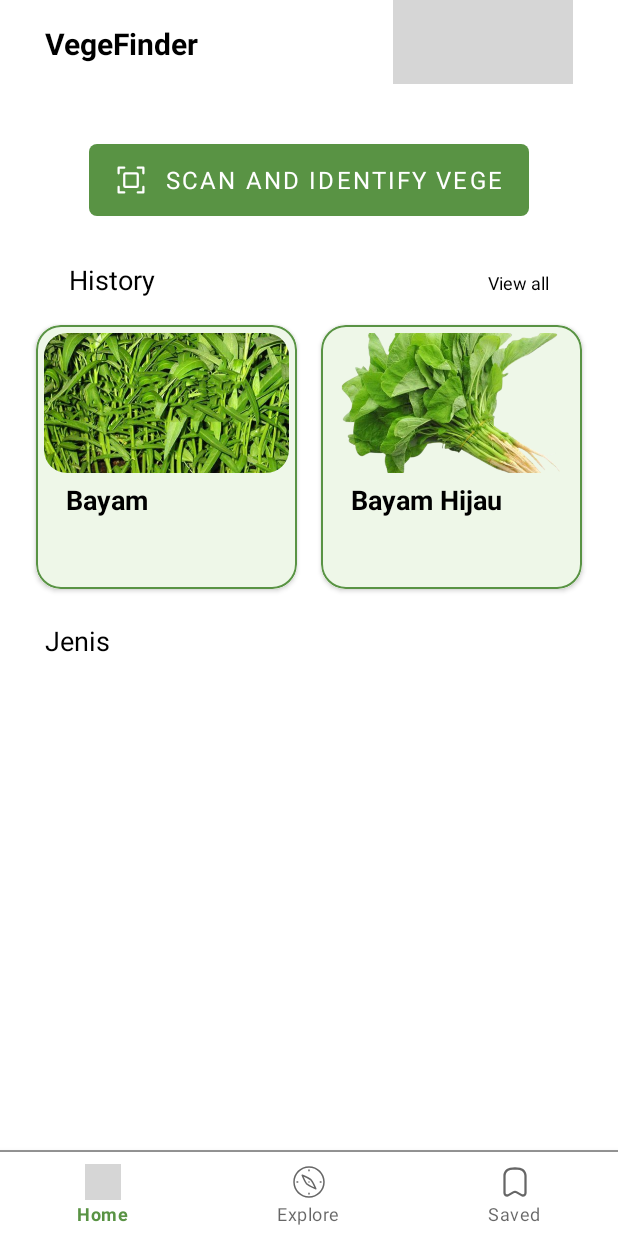
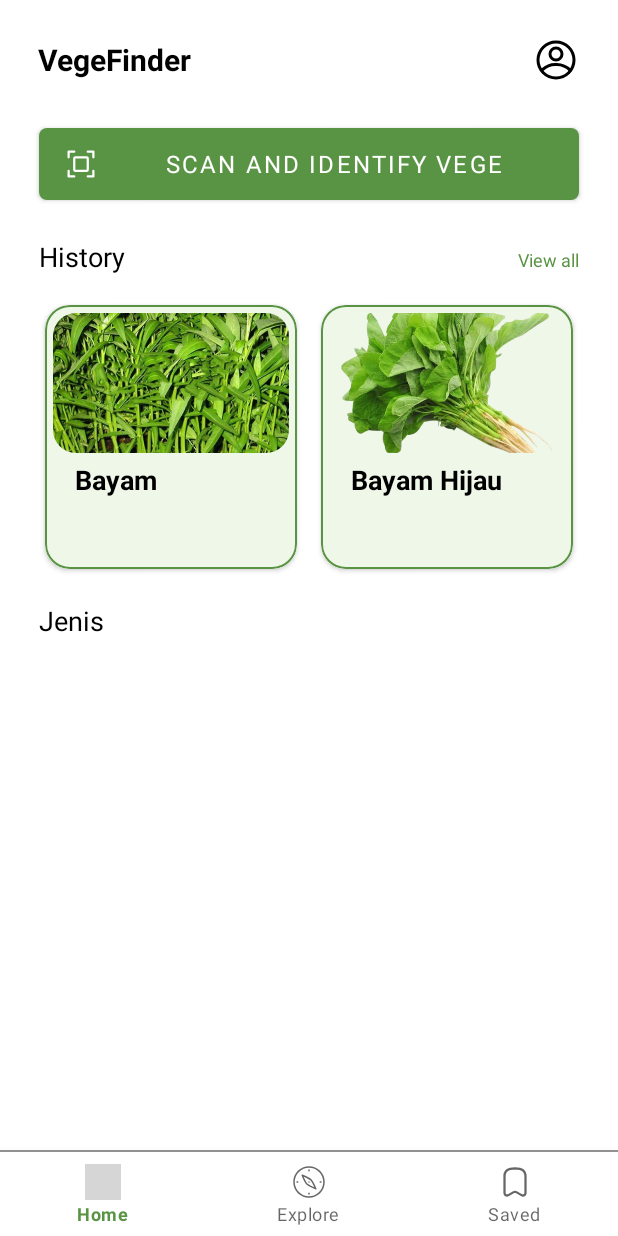
Before and after one commit to nineneel/vegefinder-mobile, an Android app: the Home screen opened directly, with no data from a screen before it, on a phone screen of 412 x 824 dp. Run offline under Robolectric (Android 15) with nearby library versions, the phone set to English and light mode, and no system bars; pictures from the network do not load; 2 statements that could not run were skipped; grey boxes are pictures that could not be loaded.

Commit message:
Update Home Layout & Refactoring

```diff
--- a/app/src/main/java/com/dicoding/vegefinder/Adapter/JenisAdapter.kt
+++ b/app/src/main/java/com/dicoding/vegefinder/Adapter/VegetableTypeAdapter.kt
@@ -2,23 +2,22 @@ package com.dicoding.vegefinder.Adapter
 
 import android.content.Context
 import android.content.Intent
-import android.util.Log
 import android.view.LayoutInflater
 import android.view.View
 import android.view.ViewGroup
 import android.widget.ImageView
 import android.widget.TextView
-import android.widget.Toast
 import androidx.recyclerview.widget.RecyclerView
 import com.bumptech.glide.Glide
 import com.dicoding.vegefinder.Activity.DetailJenisActivity
 import com.dicoding.vegefinder.R
+import com.dicoding.vegefinder.data.model.VegetableType
 
-class JenisAdapter(private val context: Context) : RecyclerView.Adapter<JenisAdapter.ViewHolder>() {
+class VegetableTypeAdapter(private val context: Context) : RecyclerView.Adapter<VegetableTypeAdapter.ViewHolder>() {
 
-    private val itemList = ArrayList<Jenis>()
+    private val itemList = ArrayList<VegetableType>()
 
-    fun setList(types: ArrayList<Jenis>){
+    fun setList(types: ArrayList<VegetableType>){
         itemList.clear()
         itemList.addAll(types)
         notifyDataSetChanged()
@@ -48,8 +47,7 @@ class JenisAdapter(private val context: Context) : RecyclerView.Adapter<JenisAda
             itemView.setOnClickListener(this)
         }
 
-        fun bind(item: Jenis) {
-//            imageView.setImageResource(item.thumbnail)
+        fun bind(item: VegetableType) {
             Glide.with(itemView)
                 .asBitmap()
                 .load("https://storage.googleapis.com/vegefinder-bucket/${item.thumbnail}")
@@ -61,14 +59,12 @@ class JenisAdapter(private val context: Context) : RecyclerView.Adapter<JenisAda
         }
 
         override fun onClick(view: View) {
-            Log.v("adapter", "test masuk cuy")
-
             val intent = Intent(context, DetailJenisActivity::class.java)
             intent.putExtra("image", itemList[adapterPosition].thumbnail)
             intent.putExtra("type", itemList[adapterPosition].name)
             intent.putExtra("typeVege", itemList[adapterPosition].typeGroups.name)
             intent.putExtra("desc", itemList[adapterPosition].description)
-//
+
             context.startActivity(intent)
         }
     }
--- a/app/src/main/java/com/dicoding/vegefinder/Home.kt
+++ b/app/src/main/java/com/dicoding/vegefinder/Home.kt
@@ -16,9 +16,8 @@ import androidx.recyclerview.widget.RecyclerView
 import com.dicoding.vegefinder.Activity.HistoryActivity
 import com.dicoding.vegefinder.Adapter.History
 import com.dicoding.vegefinder.Adapter.HistoryAdapter
-import com.dicoding.vegefinder.Adapter.Jenis
-import com.dicoding.vegefinder.Adapter.JenisAdapter
-import com.dicoding.vegefinder.viewmodel.JenisViewModel
+import com.dicoding.vegefinder.Adapter.VegetableTypeAdapter
+import com.dicoding.vegefinder.viewmodel.VegetableTypeViewModel
 
 class Home : Fragment() {
 
@@ -37,109 +36,10 @@ class Home : Fragment() {
         )
 
     )
-//        private val itemList = listOf(
-//        Jenis(
-//            R.drawable.leaf,
-//            "Yang dikonsumsi",
-//            "Daun",
-//            "Sayuran yang dimanfaatkan daunnya merupakan jenis sayuran yang dapat dikonsumsi pada bagian daunnya. Sayuran daun memiliki kualitas bagus jika bagian daunnya utuh, tidak berlubang, dan tidak busuk, serta batang dan daun berwarna segar.",
-//        ),
-//        Jenis(
-//            R.drawable.biji,
-//            "Yang dikonsumsi",
-//            "Biji",
-//            "Sayuran yang dimanfaatkan daunnya adalah bagian batang dati timbuhan yang dikonsumsi berupa buku dan ruasnya. Biasanya, sayuran jenis ini berumur muda, berwarna segar, dan bersih.",
-//        ),
-//        Jenis(
-//            R.drawable.flower,
-//            "Yang dikonsumsi",
-//            "Bunga",
-//            "Sayuran yang satu ini berasal dari organ generatif. Sayuran bunga dikatakan memiliki kualitas yang baik jika tersusun secara kompak, berukuran besar, berwarna segar, dan utuh tidak digigit hama.",
-//        ),
-//        Jenis(
-//            R.drawable.umbi,
-//            "Yang dikonsumsi",
-//            "Umbi",
-//            "Bagian paling bawah dalam tanaman sayuran yang dapat dimanfaatkan adalah akar dan umbinya yang biasanya terdapat di dalam tanah, tidak beruas dan berbuku. Sayuran jenis ini biasanya ditanam untuk dikonsumsi pada bagian akar atau umbinya.",
-//        ),
-//        Jenis(
-//            R.drawable.batang,
-//            "Yang dikonsumsi",
-//            "Batang",
-//            "Sayuran yang dimanfaatkan daunnya adalah bagian batang dati timbuhan yang dikonsumsi berupa buku dan ruasnya. Biasanya, sayuran jenis ini berumur muda, berwarna segar, dan bersih.",
-//        ),
-//        Jenis(
-//            R.drawable.buah,
-//            "Yang dikonsumsi",
-//            "Buah",
-//            "Sayuran ini dihasilkan dari penyerbukan dan pertumbuhan yang diawali dari bunga hingga menjadi buah. Sayuran yang satu ini memiliki kualitas yang baik dengan umur yang tidak terlalu muda dan tidak terlalu tua, berukuran besar, dan berwarna segar.",
-//        ),
-//        Jenis(
-//            R.drawable.pot,
-//            "Media Tanam",
-//            "Pot/wadah",
-//            "Akuaponik atau mina tani adalah sistem pertanian berkelanjutan yang mengkombinasikan akuakultur dan hidroponik dalam lingkungan yang bersifat simbiotik. Dalam akuakultur yang normal, ekskresi dari hewan yang dipelihara akan terakumulasi di air dan meningkatkan toksisitas air jika tidak dibuang."
-//        ),
-//        Jenis(
-//            R.drawable.aqua,
-//            "Media Tanam",
-//            "Aquaponik",
-//            "Akuaponik atau mina tani adalah sistem pertanian berkelanjutan yang mengkombinasikan akuakultur dan hidroponik dalam lingkungan yang bersifat simbiotik. Dalam akuakultur yang normal, ekskresi dari hewan yang dipelihara akan terakumulasi di air dan meningkatkan toksisitas air jika tidak dibuang."
-//        ),
-//        Jenis(
-//            R.drawable.hidro,
-//            "Media Tanam",
-//            "Hidroponik",
-//            "Hidroponik atau tirta tani adalah salah satu metode dalam budidaya menanam dengan memanfaatkan air tanpa menggunakan media tanah dengan menekankan pada pemenuhan kebutuhan hara nutrisi bagi tanaman. Kebutuhan air pada hidroponik lebih sedikit daripada kebutuhan air pada budidaya dengan tanah.",
-//        ),
-//        Jenis(
-//            R.drawable.aero,
-//            "Media Tanam",
-//            "Aeroponik",
-//            "Aeroponik adalah sebuah sistem yang menyuplai segala kebutuhan tanaman yang tidak bermedia tanah maupun air untuk tumbuh dan berkembang. pada aeroponik, suplai nutrisi dipenuhi dengan menyemprotkan air bernutrisi ke akar tanaman secara langsung. pada media tanam tanah dan air, suplai oksigen dan air menjadi faktor yang membatasi pertumbuhan tanaman. pada sistem aeropoik ini, kebutuhan oksigen dan air diberikan secara efisien, sehingga tidak lagi menjadi faktor penghambat.",
-//        ),
-//        Jenis(
-//            R.drawable.carrot,
-//            "Media Tanam",
-//            "Veltikultur",
-//            "Vertikultur merupakan cara bertanam yang dilakukan dengan menempatkan media tanam dalam wadah-wadah yang disusun secara vertikal, atau dapat dikatakan bahwa vertikultur merupakan upaya pemanfaatan ruang ke arah vertikal. Teknik ini berawal dari ide vertical garden yang dilontarkan oleh sebuah perusahaan benih di Swiss pada tahun 1944. Popularitas bertanam dengan dimensi vertikal ini selanjutnya berkembang pesat dinegara Eropa yang beriklim subtropis. Awalnya, sistem vertikultur digunakan untuk memamerkan tanaman ditanam umum, kebun, atau didalam rumah kaca (green house).",
-//        ),
-//        Jenis(
-//            R.drawable.tanah,
-//            "Media Tanam",
-//            "Tanah",
-//            "Akuaponik atau mina tani adalah sistem pertanian berkelanjutan yang mengkombinasikan akuakultur dan hidroponik dalam lingkungan yang bersifat simbiotik. Dalam akuakultur yang normal, ekskresi dari hewan yang dipelihara akan terakumulasi di air dan meningkatkan toksisitas air jika tidak dibuang."
-//        ),
-//        Jenis(
-//            R.drawable.tropis,
-//            "Iklim",
-//            "Tropis",
-//            "Iklim tropis menurut ilmu meteorologi, merupakan suatu iklim yang memiliki suhu rata-rata di atas 18 derajat celcius dengan curah hujan yang tinggi selama setengah tahun.\n" +
-//                    "Wilayah yang termasuk iklim tropis dibagi menjadi dua, yaitu tropis kering dan tropis lembap. Tropis kering ini seperti savanna, stepa, dan gurun pasir. Sedangkan lembab seperti savanna lembab, hutan hujan tropis, dan daerah musim basah.",
-//        ),
-//        Jenis(
-//            R.drawable.subtropis,
-//            "Iklim",
-//            "Sub-tropis",
-//            "Iklim subtropis adalah kawasan bumi yang berada di bagian utara dan selatan. Iklim tropis berada jauh di garis khatulistiwa. Wilayah subtropis ini terdiri dari 4 musim yaitu musim semi, musim panas, musim gugur, dan musim dingin.",
-//        ),
-//        Jenis(
-//            R.drawable.panas,
-//            "Iklim",
-//            "Musim panas",
-//            "Musim panas adalah salah satu musim di negara berhawa sedang. Tergantung letak sebuah negara, musim panas dapat terjadi pada waktu yang berbeda-beda (menurut Wikipedia). Musim panas adalah musim sesudah musim gugur, terdapat di daerah yang memiliki empat musim (menurut KBBI). Musim panas terjadi pada 21 Juni sampai dengan 23 September (di belahan Bumi utara) dan 21 Desember sampai dengan 21 Maret (di belahan Bumi selatan).",
-//        ),
-//        Jenis(
-//            R.drawable.dingin,
-//            "Iklim",
-//            "Musim dingin",
-//            "Dingin adalah syarat suhu paling dingin suatu daerah pada antara waktu-saat yg lain. musim ini hanya terjadi pada daerah yang mempunyai iklim subtropis hingga sedang, artinya hanya beberapa negara saja yang mengalami atau hanya negara yang memiliki empat isu terkini. Musim dingin terjadi pada periode 21 Desember sampai 23 Maret di bagian utara dan 21 Juni sampai 23 September di bagian selatan.",
-//        )
-//    )
 
     private lateinit var viewTextView: TextView
-    private lateinit var jenisViewModel: JenisViewModel
-    private lateinit var jenisAdapter: JenisAdapter
+    private lateinit var vegetableTypeViewModel: VegetableTypeViewModel
+    private lateinit var vegetableTypeAdapter: VegetableTypeAdapter
 
     @SuppressLint("NotifyDataSetChanged")
     override fun onCreateView(
@@ -161,23 +61,19 @@ class Home : Fragment() {
         recyclerViewHistory.adapter = HistoryAdapter(historyList, requireContext())
 
 
-        jenisAdapter = JenisAdapter(requireContext())
-        jenisAdapter.notifyDataSetChanged()
+        vegetableTypeAdapter = VegetableTypeAdapter(requireContext())
+        vegetableTypeAdapter.notifyDataSetChanged()
 
         val recyclerViewJenis = view.findViewById<RecyclerView>(R.id.rv_jenis)
         recyclerViewJenis.layoutManager = GridLayoutManager(requireContext(), 2)
-        recyclerViewJenis.adapter = jenisAdapter
+        recyclerViewJenis.adapter = vegetableTypeAdapter
 
-        jenisViewModel = ViewModelProvider(this, ViewModelProvider.NewInstanceFactory())[JenisViewModel::class.java]
+        vegetableTypeViewModel = ViewModelProvider(this, ViewModelProvider.NewInstanceFactory())[VegetableTypeViewModel::class.java]
 
-        jenisViewModel.setJenis()
-        jenisViewModel.getJenisResponse().observe(viewLifecycleOwner){listJenis ->
-//            listJenis?.let{
-//                jenisAdapter.setList(listJenis)
-//            }
-
+        vegetableTypeViewModel.setVegetableType()
+        vegetableTypeViewModel.getVegetableTypeResponse().observe(viewLifecycleOwner){ listJenis ->
             Log.d("HOME","GetJenisResponse ${listJenis[0].name}")
-            jenisAdapter.setList(listJenis)
+            vegetableTypeAdapter.setList(listJenis)
         }
 
         Log.d("HOME","GET USER TOKEN ${SessionManager.userToken}")
--- /dev/null
+++ b/app/src/main/java/com/dicoding/vegefinder/viewmodel/VegetableTypeViewModel.kt
@@ -0,0 +1,41 @@
+package com.dicoding.vegefinder.viewmodel
+
+import android.util.Log
+import androidx.lifecycle.LiveData
+import androidx.lifecycle.MutableLiveData
+import androidx.lifecycle.ViewModel
+import com.dicoding.vegefinder.api.RetrofitClient
+import com.dicoding.vegefinder.data.model.VegetableType
+import com.dicoding.vegefinder.data.response.VegetableTypeResponse
+import retrofit2.Response
+import retrofit2.Call
+import retrofit2.Callback
+
+class VegetableTypeViewModel: ViewModel() {
+    val vegetableTypeResponse = MutableLiveData<ArrayList<VegetableType>>()
+
+    fun setVegetableType(){
+        RetrofitClient.apiInstance
+            .getHomeTypes()
+            .enqueue(object : Callback<VegetableTypeResponse>{
+                override fun onResponse(
+                    call: Call<VegetableTypeResponse>,
+                    response: Response<VegetableTypeResponse>
+                ){
+                    Log.v("Failure", "testt is masuk ${response.code()}")
+                    if (response.isSuccessful) {
+                        vegetableTypeResponse.postValue(response.body()?.types)
+                    }
+                }
+
+                override fun onFailure(call: Call<VegetableTypeResponse>, t: Throwable) {
+                    Log.v("Failure", "testt ->> ${t.message.toString()}")
+                    vegetableTypeResponse.postValue(null)
+                }
+            })
+    }
+
+    fun getVegetableTypeResponse(): LiveData<ArrayList<VegetableType>>{
+        return vegetableTypeResponse
+    }
+}
--- /dev/null
+++ b/app/src/main/res/drawable/ic_profile.xml
@@ -0,0 +1,15 @@
+<vector xmlns:android="http://schemas.android.com/apk/res/android"
+    android:width="32dp"
+    android:height="32dp"
+    android:viewportWidth="32"
+    android:viewportHeight="32">
+    <path
+        android:fillColor="#FF000000"
+        android:pathData="M16,29A13,13 0,1 1,29 16,13 13,0 0,1 16,29ZM16,5A11,11 0,1 0,27 16,11 11,0 0,0 16,5Z"/>
+    <path
+        android:fillColor="#FF000000"
+        android:pathData="M16,17a5,5 0,1 1,5 -5A5,5 0,0 1,16 17ZM16,9a3,3 0,1 0,3 3A3,3 0,0 0,16 9Z"/>
+    <path
+        android:fillColor="#FF000000"
+        android:pathData="M25.55,24a1,1 0,0 1,-0.74 -0.32A11.35,11.35 0,0 0,16.46 20h-0.92a11.27,11.27 0,0 0,-7.85 3.16,1 1,0 0,1 -1.38,-1.44A13.24,13.24 0,0 1,15.54 18h0.92a13.39,13.39 0,0 1,9.82 4.32A1,1 0,0 1,25.55 24Z"/>
+</vector>
--- a/app/src/main/res/layout/custom_appbar.xml
+++ b/app/src/main/res/layout/custom_appbar.xml
@@ -1,19 +1,21 @@
 <?xml version="1.0" encoding="utf-8"?>
 <LinearLayout xmlns:android="http://schemas.android.com/apk/res/android"
     android:layout_width="match_parent"
-    android:layout_height="?attr/actionBarSize"
+    android:layout_height="80dp"
     android:layout_marginTop="20dp"
+    android:gravity="center_vertical"
+    android:paddingHorizontal="25dp"
     android:orientation="horizontal"
     android:background="@color/white">
 
 
     <TextView
         android:id="@+id/title_app"
-        android:layout_width="0dp"
+        android:layout_width="match_parent"
         android:layout_height="match_parent"
         android:layout_weight="1"
-        android:layout_marginTop="15dp"
-        android:layout_marginStart="30dp"
+        android:gravity="center_vertical"
+        android:layout_marginVertical="10dp"
         android:textColor="@color/black"
         android:textStyle="bold"
         android:textSize="20sp"
@@ -23,8 +25,6 @@
         android:id="@+id/app_profile"
         android:layout_width="wrap_content"
         android:layout_height="match_parent"
-        android:layout_marginEnd="30dp"
-        android:padding="12dp"
         android:src="@drawable/ic_profile" />
 
 </LinearLayout>
--- a/app/src/main/res/layout/fragment_home.xml
+++ b/app/src/main/res/layout/fragment_home.xml
@@ -5,21 +5,21 @@
     xmlns:tools="http://schemas.android.com/tools"
     xmlns:app="http://schemas.android.com/apk/res-auto">
 
-
-
     <LinearLayout
         android:layout_width="match_parent"
         android:layout_height="wrap_content"
+        android:paddingHorizontal="22dp"
         android:orientation="vertical">
 
         <Button
             android:id="@+id/btn_scan"
-            android:layout_width="293dp"
+            android:layout_width="match_parent"
             android:layout_height="wrap_content"
-            android:layout_marginTop="40dp"
+            android:layout_marginHorizontal="4dp"
+            android:layout_marginTop="5dp"
+            android:layout_marginBottom="25dp"
             android:background="@drawable/button_scan"
             android:drawableLeft="@drawable/scan"
-            android:layout_gravity="center"
             android:text="Scan and Identify Vege"
             android:textColor="@color/white"
             android:textSize="16sp" />
@@ -28,14 +28,14 @@
             android:layout_width="match_parent"
             android:layout_height="wrap_content"
             android:orientation="horizontal"
-            android:paddingHorizontal="16dp"
-            android:layout_marginTop="30dp">
+            android:paddingHorizontal="4dp"
+            android:layout_marginBottom="12dp">
 
             <TextView
                 android:id="@+id/history_all"
                 android:layout_width="wrap_content"
                 android:layout_height="wrap_content"
-                android:layout_marginStart="30dp"
+                android:layout_marginStart="0dp"
                 android:text="History"
                 android:textSize="18dp"
                 android:textColor="@color/black" />
@@ -44,10 +44,9 @@
                 android:id="@+id/view_all"
                 android:layout_width="match_parent"
                 android:layout_height="wrap_content"
-                android:layout_marginEnd="30dp"
                 android:text="View all"
                 android:gravity="right"
-                android:textColor="@color/black"
+                android:textColor="@color/green"
                 android:textSize="12dp" />
 
         </LinearLayout>
@@ -60,24 +59,28 @@
                 android:id="@+id/rv_history"
                 android:layout_width="match_parent"
                 android:layout_height="wrap_content"
-                android:layout_marginStart="16dp"
-                android:layout_marginEnd="16dp"
-                android:layout_marginTop="10dp"
                 android:isScrollContainer="false"
-                tools:listitem="@layout/item_jenis" />
+                tools:listitem="@layout/item_history" />
 
         </RelativeLayout>
 
+
+        <LinearLayout
+        android:layout_width="match_parent"
+        android:layout_height="wrap_content"
+        android:orientation="horizontal"
+        android:paddingHorizontal="4dp">
 
             <TextView
                 android:id="@+id/jenis_all"
                 android:layout_width="match_parent"
                 android:layout_height="wrap_content"
-            android:layout_marginStart="30dp"
                 android:layout_marginTop="14dp"
                 android:text="Jenis"
                 android:textSize="18dp"
                 android:textColor="@color/black" />
+
+        </LinearLayout>
 
         <RelativeLayout
             android:layout_width="match_parent"
@@ -87,8 +90,6 @@
                 android:id="@+id/rv_jenis"
                 android:layout_width="match_parent"
                 android:layout_height="wrap_content"
-                android:layout_marginStart="16dp"
-                android:layout_marginEnd="16dp"
                 android:layout_marginTop="10dp"
                 android:layout_marginBottom="30dp"
                 android:isScrollContainer="false"
--- a/app/src/main/res/values/themes.xml
+++ b/app/src/main/res/values/themes.xml
@@ -13,5 +13,7 @@
         <item name="android:statusBarColor">@color/green</item>
         <!-- Customize your theme here. -->
         <item name="android:fontFamily">sans-serif</item>
+        <!-- Primary brand color. -->
+        <item name="android:textColorPrimary">@color/black</item>
     </style>
 </resources>
```
Also changed, not shown: app/src/main/java/com/dicoding/vegefinder/Explore.kt (+8 -5 lines), app/src/main/java/com/dicoding/vegefinder/api/Api.kt (+10 -2 lines), app/src/main/java/com/dicoding/vegefinder/data/model/Vegetable.kt (added, +38 -0 lines), app/src/main/java/com/dicoding/vegefinder/data/model/VegetableGroupType.kt (added, +10 -0 lines), app/src/main/java/com/dicoding/vegefinder/data/model/VegetableType.kt (renamed from app/src/main/java/com/dicoding/vegefinder/Adapter/Jenis.kt, +3 -10 lines), app/src/main/java/com/dicoding/vegefinder/data/response/VegetableTypeResponse.kt (added, +9 -0 lines), app/src/main/java/com/dicoding/vegefinder/viewmodel/VegetableViewModel.kt (added, +41 -0 lines), app/src/main/res/layout/activity_detailjenis.xml (+41 -22 lines), app/src/main/res/layout/item_jenis.xml (+16 -13 lines), app/src/main/res/xml/network_security_config.xml (added, +8 -0 lines). Lines whose indentation alone changed are shown as unchanged.
